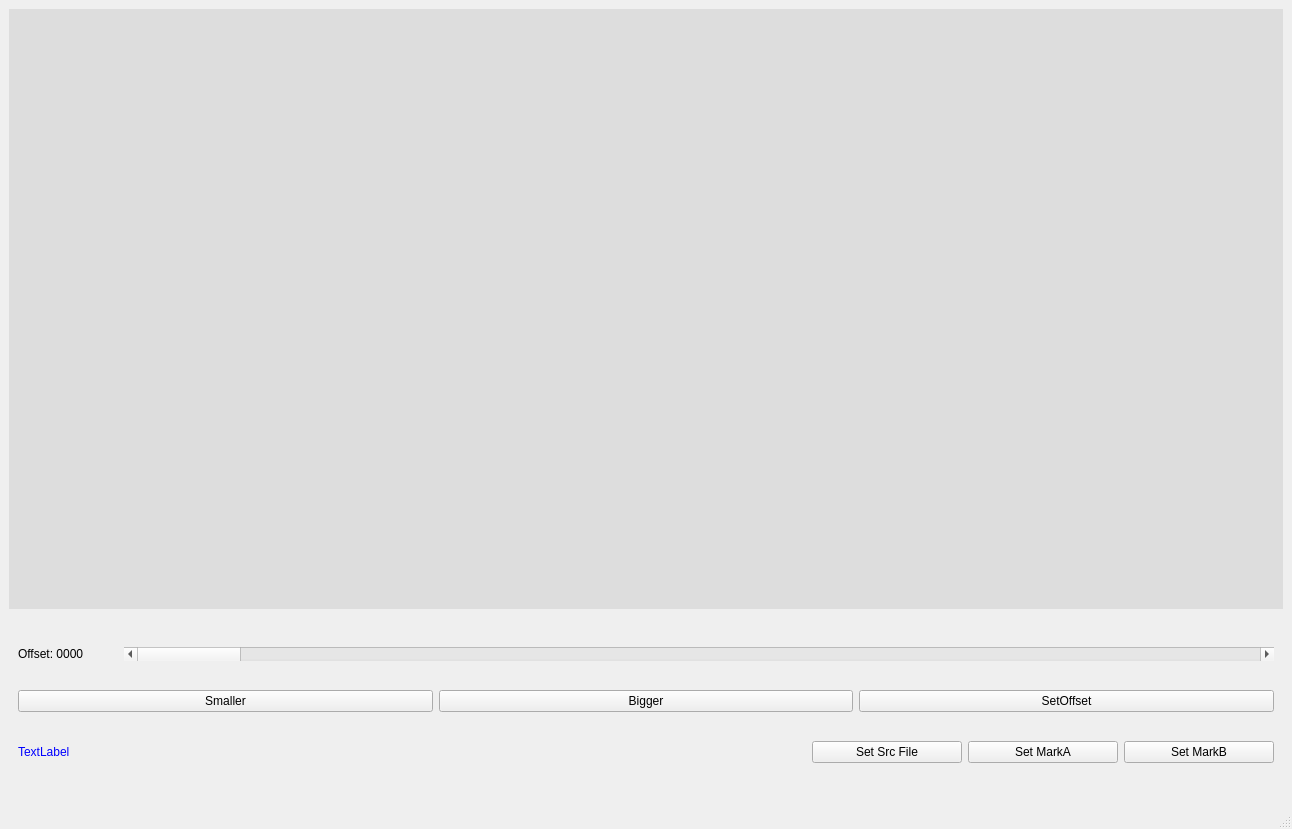
This is try/imgWindow.ui in lin22807590/swap_ui as Qt 5 draws it before an edit. The edited form follows.
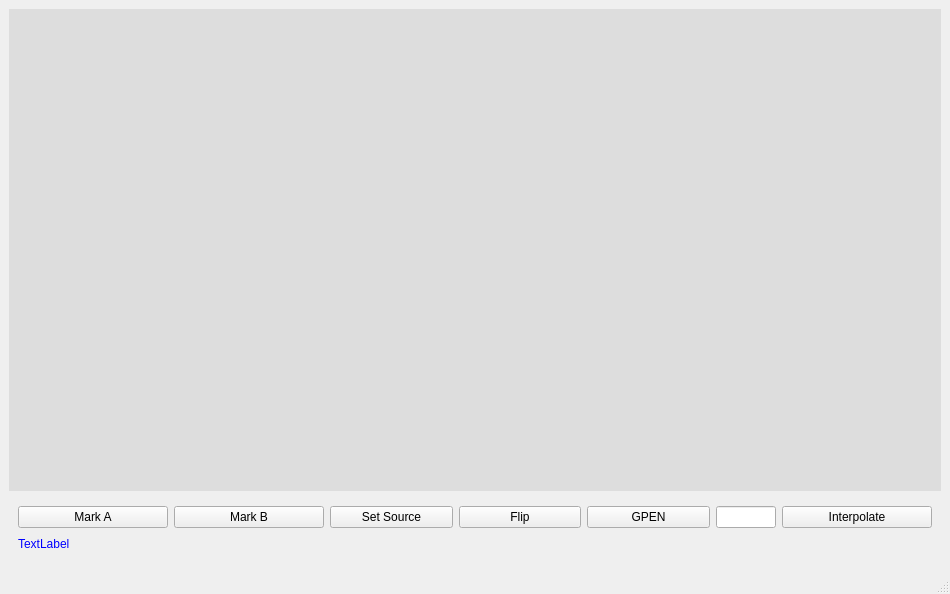
This is the edited form.

Diff of the .ui file:
```diff
--- a/try/imgWindow.ui
+++ b/try/imgWindow.ui
@@ -6,10 +6,28 @@
    <rect>
     <x>0</x>
     <y>0</y>
-    <width>1292</width>
-    <height>829</height>
+    <width>950</width>
+    <height>594</height>
    </rect>
   </property>
+  <property name="sizePolicy">
+   <sizepolicy hsizetype="Preferred" vsizetype="Preferred">
+    <horstretch>0</horstretch>
+    <verstretch>0</verstretch>
+   </sizepolicy>
+  </property>
+  <property name="minimumSize">
+   <size>
+    <width>0</width>
+    <height>200</height>
+   </size>
+  </property>
+  <property name="maximumSize">
+   <size>
+    <width>16777215</width>
+    <height>50000</height>
+   </size>
+  </property>
   <property name="windowTitle">
    <string>MainWindow</string>
   </property>
@@ -21,21 +39,21 @@
        <bool>true</bool>
       </property>
       <property name="sizePolicy">
-       <sizepolicy hsizetype="Expanding" vsizetype="Fixed">
+       <sizepolicy hsizetype="Expanding" vsizetype="Expanding">
         <horstretch>0</horstretch>
-        <verstretch>2</verstretch>
+        <verstretch>1</verstretch>
        </sizepolicy>
       </property>
       <property name="minimumSize">
        <size>
         <width>300</width>
-        <height>600</height>
+        <height>60</height>
        </size>
       </property>
       <property name="maximumSize">
        <size>
         <width>16777215</width>
-        <height>600</height>
+        <height>50000</height>
        </size>
       </property>
       <property name="styleSheet">
@@ -48,66 +66,91 @@
       <property name="sizePolicy">
        <sizepolicy hsizetype="Preferred" vsizetype="Preferred">
         <horstretch>0</horstretch>
-        <verstretch>1</verstretch>
+        <verstretch>0</verstretch>
        </sizepolicy>
       </property>
       <layout class="QVBoxLayout" name="verticalLayout_2">
        <item>
-        <layout class="QHBoxLayout" name="horizontalLayout_2">
+        <layout class="QHBoxLayout" name="horizontalLayout">
          <item>
-          <widget class="QLabel" name="imgSRLabel">
+          <widget class="QPushButton" name="bMarkA">
            <property name="minimumSize">
             <size>
-             <width>100</width>
+             <width>150</width>
              <height>0</height>
             </size>
            </property>
            <property name="text">
-            <string>Offset: 0000</string>
+            <string>Mark A</string>
            </property>
           </widget>
          </item>
          <item>
-          <widget class="QScrollBar" name="imgOffset">
+          <widget class="QPushButton" name="bMarkB">
+           <property name="minimumSize">
+            <size>
+             <width>150</width>
+             <height>0</height>
+            </size>
+           </property>
+           <property name="text">
+            <string>Mark B</string>
+           </property>
+          </widget>
+         </item>
+         <item>
+          <widget class="QPushButton" name="bSrcFile">
+           <property name="text">
+            <string>Set Source</string>
+           </property>
+          </widget>
+         </item>
+         <item>
+          <widget class="QPushButton" name="bFlip">
+           <property name="text">
+            <string>Flip</string>
+           </property>
+          </widget>
+         </item>
+         <item>
+          <widget class="QPushButton" name="bGPEN">
+           <property name="text">
+            <string>GPEN</string>
+           </property>
+          </widget>
+         </item>
+         <item>
+          <widget class="QLineEdit" name="bInterNum">
            <property name="sizePolicy">
-            <sizepolicy hsizetype="Expanding" vsizetype="Fixed">
-             <horstretch>1</horstretch>
+            <sizepolicy hsizetype="Fixed" vsizetype="Fixed">
+             <horstretch>0</horstretch>
              <verstretch>0</verstretch>
             </sizepolicy>
            </property>
            <property name="minimumSize">
             <size>
-             <width>300</width>
+             <width>60</width>
              <height>0</height>
             </size>
            </property>
-           <property name="orientation">
-            <enum>Qt::Horizontal</enum>
+           <property name="maximumSize">
+            <size>
+             <width>60</width>
+             <height>16777215</height>
+            </size>
            </property>
           </widget>
          </item>
-        </layout>
-       </item>
-       <item>
-        <layout class="QHBoxLayout" name="horizontalLayout">
          <item>
-          <widget class="QPushButton" name="binc">
-           <property name="text">
-            <string>Smaller</string>
+          <widget class="QPushButton" name="bInterpolate">
+           <property name="minimumSize">
+            <size>
+             <width>150</width>
+             <height>0</height>
+            </size>
            </property>
-          </widget>
-         </item>
-         <item>
-          <widget class="QPushButton" name="bdec">
            <property name="text">
-            <string>Bigger</string>
-           </property>
-          </widget>
-         </item>
-         <item>
-          <widget class="QPushButton" name="bOffset">
-           <property name="text">
-            <string>SetOffset</string>
+            <string>Interpolate</string>
            </property>
           </widget>
          </item>
@@ -138,45 +181,6 @@
            </property>
           </spacer>
          </item>
-         <item>
-          <widget class="QPushButton" name="bSrcFile">
-           <property name="minimumSize">
-            <size>
-             <width>150</width>
-             <height>0</height>
-            </size>
-           </property>
-           <property name="text">
-            <string>Set Src File</string>
-           </property>
-          </widget>
-         </item>
-         <item>
-          <widget class="QPushButton" name="bMarkA">
-           <property name="minimumSize">
-            <size>
-             <width>150</width>
-             <height>0</height>
-            </size>
-           </property>
-           <property name="text">
-            <string>Set MarkA</string>
-           </property>
-          </widget>
-         </item>
-         <item>
-          <widget class="QPushButton" name="bMarkB">
-           <property name="minimumSize">
-            <size>
-             <width>150</width>
-             <height>0</height>
-            </size>
-           </property>
-           <property name="text">
-            <string>Set MarkB</string>
-           </property>
-          </widget>
-         </item>
         </layout>
        </item>
       </layout>
```
Left out of the diff: 4 changed lines with no effect on the pictures.
